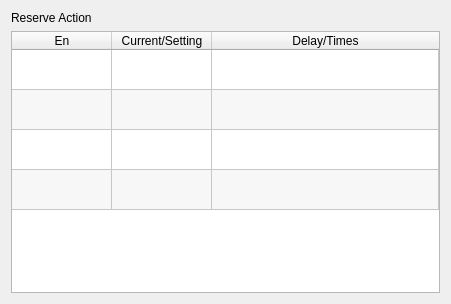
This is hcinstruction/icpneumaticactionpage.ui in dongdong-2009/3-5AxisRobot as Qt 5 draws it before an edit. The edited form follows.
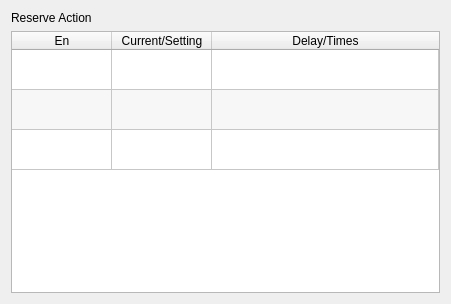
This is the edited form. Icons and pictures are not drawn. Custom widgets are drawn as their Qt base class.

Patch:
```diff
--- a/hcinstruction/icpneumaticactionpage.ui
+++ b/hcinstruction/icpneumaticactionpage.ui
@@ -115,11 +115,6 @@
        <string>Reserve2</string>
       </property>
      </row>
-     <row>
-      <property name="text">
-       <string>Reserve3</string>
-      </property>
-     </row>
      <row>
       <property name="text">
        <string>Reserve4</string>
@@ -182,19 +177,6 @@
        <string/>
       </property>
      </item>
-     <item row="3" column="0">
-      <property name="text">
-       <string/>
-      </property>
-      <property name="checkState">
-       <enum>Unchecked</enum>
-      </property>
-     </item>
-     <item row="3" column="1">
-      <property name="text">
-       <string/>
-      </property>
-     </item>
     </widget>
    </item>
   </layout>
```
